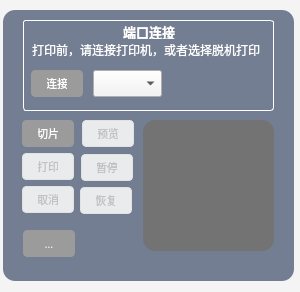
PuddingPengChen/Magic3D, file Magic3D/Interface/printedit.ui: the form before one commit.
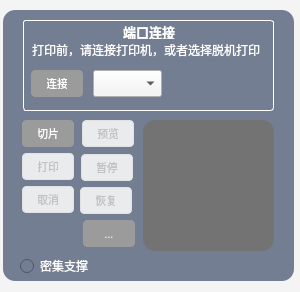
The form after the commit. Icons and pictures are not drawn.

Diff of the .ui file:
```diff
--- a/Magic3D/Interface/printedit.ui
+++ b/Magic3D/Interface/printedit.ui
@@ -104,8 +104,10 @@
     background-color: #6C22E2;
 }
 
-QRadioButton{
-	color:#fff;
+QRadioButton
+{	
+	background-color: rgb(116, 126, 146);   
+	color: rgb(255, 255, 255);
 }
 QGroupBox
 {
@@ -154,8 +156,8 @@
    <widget class="QToolButton" name="toolButton">
     <property name="geometry">
      <rect>
-      <x>20</x>
-      <y>220</y>
+      <x>80</x>
+      <y>210</y>
       <width>52</width>
       <height>27</height>
      </rect>
@@ -429,6 +431,22 @@
      <string>切片</string>
     </property>
    </widget>
+   <widget class="QRadioButton" name="radioButton">
+    <property name="geometry">
+     <rect>
+      <x>17</x>
+      <y>248</y>
+      <width>81</width>
+      <height>16</height>
+     </rect>
+    </property>
+    <property name="styleSheet">
+     <string notr="true"/>
+    </property>
+    <property name="text">
+     <string>密集支撑</string>
+    </property>
+   </widget>
   </widget>
  </widget>
  <resources>
```
